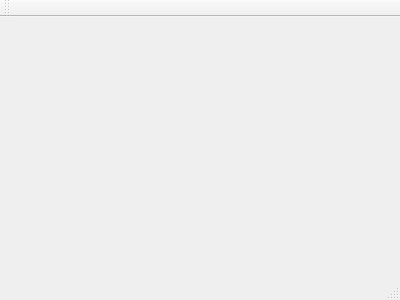
Above: mainwindow.ui from mjtorn/mjtqted before the change. Below: the same form after it.
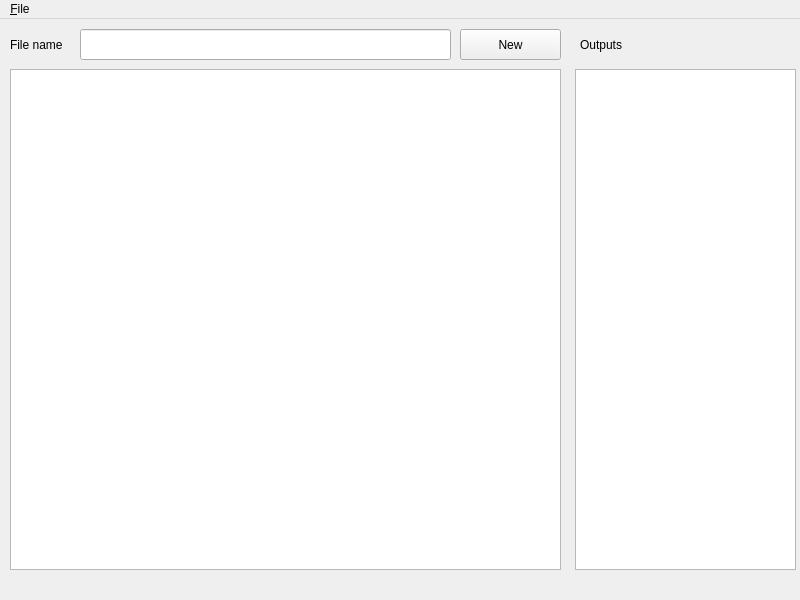
That is the form after the change.

What changed in the file:
```diff
--- a/mainwindow.ui
+++ b/mainwindow.ui
@@ -1,24 +1,115 @@
 <ui version="4.0">
  <class>MainWindow</class>
- <widget class="QMainWindow" name="MainWindow" >
-  <property name="geometry" >
+ <widget class="QMainWindow" name="MainWindow">
+  <property name="geometry">
    <rect>
     <x>0</x>
     <y>0</y>
-    <width>400</width>
-    <height>300</height>
+    <width>800</width>
+    <height>600</height>
    </rect>
   </property>
   <property name="windowTitle" >
    <string>MainWindow</string>
   </property>
-  <widget class="QMenuBar" name="menuBar" />
-  <widget class="QToolBar" name="mainToolBar" />
-  <widget class="QWidget" name="centralWidget" />
-  <widget class="QStatusBar" name="statusBar" />
+  <widget class="QWidget" name="centralWidget">
+   <widget class="QLabel" name="label">
+    <property name="geometry">
+     <rect>
+      <x>10</x>
+      <y>10</y>
+      <width>71</width>
+      <height>31</height>
+     </rect>
+    </property>
+    <property name="text">
+     <string>File name</string>
+    </property>
+   </widget>
+   <widget class="QLineEdit" name="lineEdit">
+    <property name="geometry">
+     <rect>
+      <x>80</x>
+      <y>10</y>
+      <width>371</width>
+      <height>31</height>
+     </rect>
+    </property>
+   </widget>
+   <widget class="QPushButton" name="pushButton_New">
+    <property name="geometry">
+     <rect>
+      <x>460</x>
+      <y>10</y>
+      <width>101</width>
+      <height>31</height>
+     </rect>
+    </property>
+    <property name="text">
+     <string>New</string>
+    </property>
+   </widget>
+   <widget class="QLabel" name="label_2">
+    <property name="geometry">
+     <rect>
+      <x>580</x>
+      <y>10</y>
+      <width>211</width>
+      <height>31</height>
+     </rect>
+    </property>
+    <property name="text">
+     <string>Outputs</string>
+    </property>
+   </widget>
+   <widget class="QListView" name="listView">
+    <property name="geometry">
+     <rect>
+      <x>575</x>
+      <y>50</y>
+      <width>221</width>
+      <height>501</height>
+     </rect>
+    </property>
+   </widget>
+   <widget class="QTextEdit" name="textEdit">
+    <property name="geometry">
+     <rect>
+      <x>10</x>
+      <y>50</y>
+      <width>551</width>
+      <height>501</height>
+     </rect>
+    </property>
+   </widget>
+  </widget>
+  <widget class="QMenuBar" name="menuBar">
+   <property name="geometry">
+    <rect>
+     <x>0</x>
+     <y>0</y>
+     <width>800</width>
+     <height>19</height>
+    </rect>
+   </property>
+   <widget class="QMenu" name="menu_File">
+    <property name="title">
+     <string>&amp;File</string>
+    </property>
+    <addaction name="action_Quit"/>
+   </widget>
+   <addaction name="menu_File"/>
+  </widget>
+  <action name="action_Quit">
+   <property name="text">
+    <string>&amp;Quit</string>
+   </property>
+   <property name="shortcut">
+    <string>Ctrl+Q</string>
+   </property>
+  </action>
  </widget>
- <layoutDefault spacing="6" margin="11" />
- <pixmapfunction></pixmapfunction>
+ <layoutdefault spacing="6" margin="11"/>
  <resources/>
  <connections/>
 </ui>
```
Left out of the diff: 3 changed lines with no effect on the pictures.
